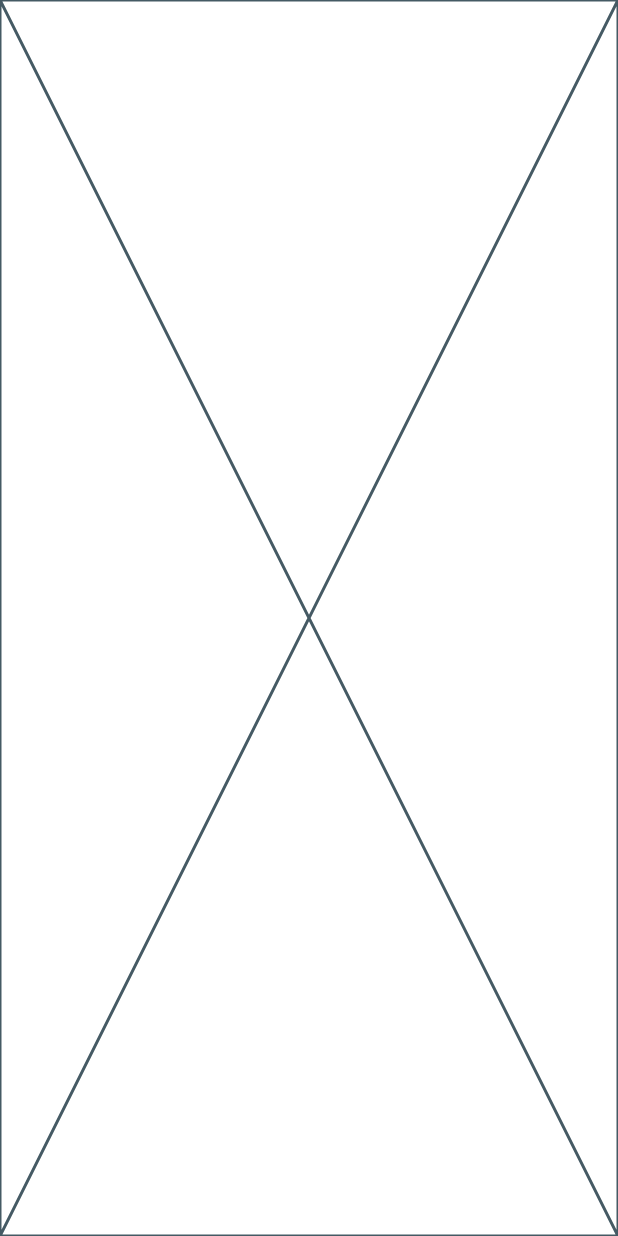
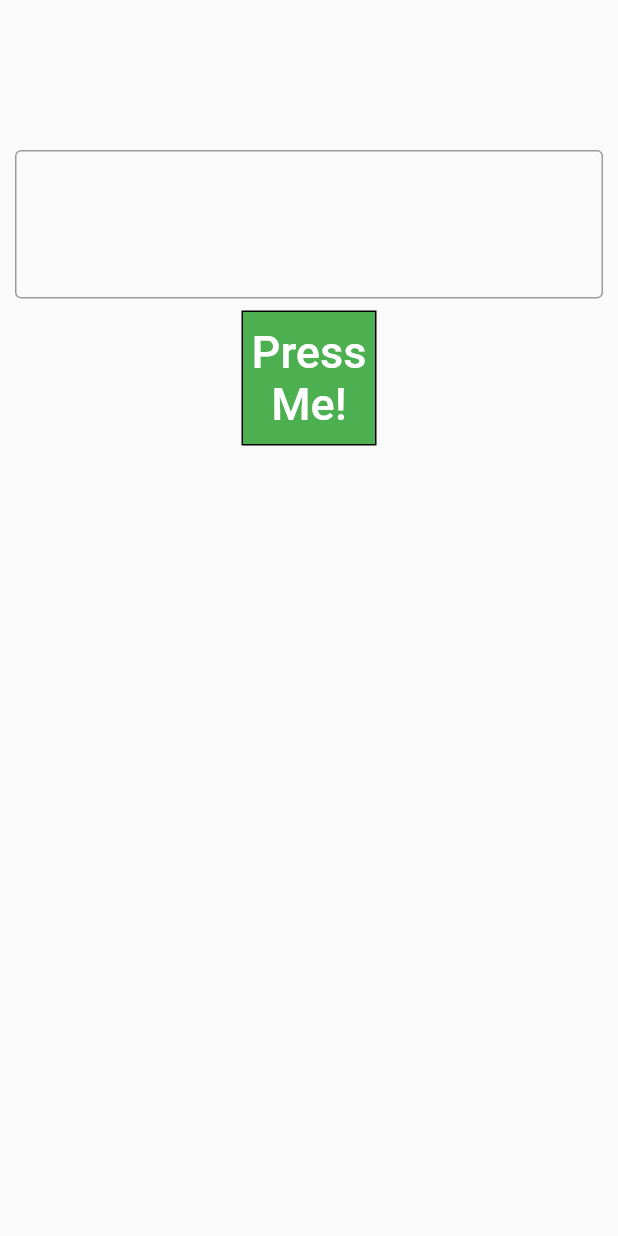
Before and after one commit to matua/integration_with_native, a Flutter app: the screen it shows after launch, on a phone screen of 412 x 824 dp. Run offline on Flutter 3.47's test engine with Material 2 defaults, Android fonts, the phone set to English and light mode, and no system bars.

Commit message:
setup continued

```diff
--- a/lib/main.dart
+++ b/lib/main.dart
@@ -1,4 +1,5 @@
 import 'package:flutter/material.dart';
+
 import '../views/home_page.dart';
 
 void main() {
@@ -11,6 +12,7 @@ class MyApp extends StatelessWidget {
   @override
   Widget build(BuildContext context) {
     return MaterialApp(
+      debugShowCheckedModeBanner: false,
       title: 'Flutter Demo',
       theme: ThemeData(
         primarySwatch: Colors.green,
--- a/lib/views/home_page.dart
+++ b/lib/views/home_page.dart
@@ -5,6 +5,44 @@ class HomePage extends StatelessWidget {
 
   @override
   Widget build(BuildContext context) {
-    return const Placeholder();
+    TextEditingController textEditingController = TextEditingController();
+
+    return Scaffold(
+      body: Padding(
+        padding: const EdgeInsets.only(
+          top: 100,
+          left: 10,
+          right: 10,
+          bottom: 100,
+        ),
+        child: Center(
+          child: Column(
+            children: <Widget>[
+              TextField(
+                style: const TextStyle(fontSize: 50),
+                decoration:
+                    const InputDecoration(border: OutlineInputBorder(borderSide: BorderSide(color: Colors.black))),
+                controller: textEditingController,
+              ),
+              TextButton(
+                  onPressed: () {},
+                  child: Container(
+                    height: 90,
+                    width: 90,
+                    decoration: BoxDecoration(color: Colors.green, border: Border.all()),
+                    child: const Align(
+                      alignment: Alignment.center,
+                      child: Text(
+                        'Press Me!',
+                        style: TextStyle(color: Colors.white, fontSize: 30),
+                        textAlign: TextAlign.center,
+                      ),
+                    ),
+                  ))
+            ],
+          ),
+        ),
+      ),
+    );
   }
 }
--- a/pubspec.yaml
+++ b/pubspec.yaml
@@ -31,7 +31,6 @@ environment:
 dependencies:
   flutter:
     sdk: flutter
-  flutter_platform_view
 
 
   # The following adds the Cupertino Icons font to your application.
```
